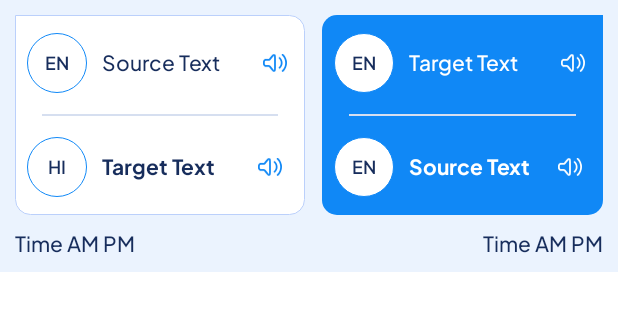
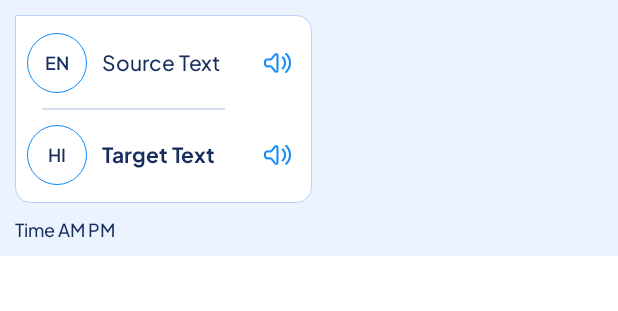
Before and after one commit to dnjprem/translator, an Android app: the layout item_view_conversation.xml on its own in the app's theme, with its tools: preview values and no code run, on a phone screen of 412 x 824 dp. Shown: the top 311 px of the screen. Run offline under Robolectric (Android 15) with nearby library versions, the light colour scheme and no system bars.

Commit message:
Completed Text to speech in conversation

```diff
--- a/app/src/main/java/com/google/mlkit/samples/nl/translate/java/activity/HistoryActivity.java
+++ b/app/src/main/java/com/google/mlkit/samples/nl/translate/java/activity/HistoryActivity.java
@@ -70,12 +70,12 @@ public class HistoryActivity extends AppCompatActivity {
             if (favoriteList.size() > 0) {
                 layout_background.setVisibility(View.GONE);
             }
-            adapter = new HistoryAdapter(helper, favoriteList);
+            adapter = new HistoryAdapter(helper, favoriteList, isFavoriteScreen);
         } else {
             if (histories.size() > 0) {
                 layout_background.setVisibility(View.GONE);
             }
-            adapter = new HistoryAdapter(helper, histories);
+            adapter = new HistoryAdapter(helper, histories, isFavoriteScreen);
         }
 
         history_rcv.setLayoutManager(new LinearLayoutManager(this, LinearLayoutManager.VERTICAL, false));
--- a/app/src/main/java/com/google/mlkit/samples/nl/translate/java/adapter/PhraseCategoryAdapter.java
+++ b/app/src/main/java/com/google/mlkit/samples/nl/translate/java/adapter/PhraseCategoryAdapter.java
@@ -124,6 +124,7 @@ public class PhraseCategoryAdapter extends RecyclerView.Adapter<PhraseCategoryAd
         holder.img_source_speak.setOnClickListener(view -> {
             if (item.isTranslated()) {
                 convertTextToSpeech.textToSpeak(item.getTargetText());
+//                new ConvertTextToSpeech(view.getContext(), targetCode, item.getTargetText());
             }
         });
     }
--- a/app/src/main/res/layout/item_view_conversation.xml
+++ b/app/src/main/res/layout/item_view_conversation.xml
@@ -1,13 +1,18 @@
 <?xml version="1.0" encoding="utf-8"?>
-<androidx.constraintlayout.widget.ConstraintLayout xmlns:android="http://schemas.android.com/apk/res/android"
+<FrameLayout xmlns:android="http://schemas.android.com/apk/res/android"
     xmlns:app="http://schemas.android.com/apk/res-auto"
-    xmlns:tools="http://schemas.android.com/tools"
     android:layout_width="match_parent"
     android:layout_height="wrap_content"
-    android:background="@color/colorPrimaryLight">
+    android:background="@color/colorPrimaryLight"
+    android:orientation="vertical">
 
     <LinearLayout
         android:id="@+id/layout_source"
+        android:layout_width="match_parent"
+        android:layout_height="wrap_content"
+        android:orientation="vertical">
+
+        <LinearLayout
             android:layout_width="wrap_content"
             android:layout_height="wrap_content"
             android:layout_marginStart="@dimen/normal_margin"
@@ -15,7 +20,7 @@
             android:layout_marginEnd="40dp"
             android:background="@drawable/drawable_rectangle_left_conversation"
             android:minWidth="150dip"
-        android:orientation="vertical"
+            android:orientation="horizontal"
             android:padding="8dp"
             app:layout_constraintEnd_toEndOf="parent"
             app:layout_constraintHorizontal_bias="0.0"
@@ -26,6 +31,12 @@
                 android:layout_width="wrap_content"
                 android:layout_height="wrap_content"
                 android:layout_marginVertical="4dp"
+                android:layout_marginEnd="40dp"
+                android:orientation="vertical">
+
+                <LinearLayout
+                    android:layout_width="wrap_content"
+                    android:layout_height="wrap_content"
                     android:gravity="center_vertical">
 
                     <TextView
@@ -44,18 +55,7 @@
                         android:layout_height="wrap_content"
                         android:layout_marginHorizontal="@dimen/normal_margin"
                         android:ellipsize="end"
-                android:maxLines="2"
-                android:text="Source Text" />
-
-            <ImageView
-                android:id="@+id/img_first_source_speak"
-                android:layout_width="24dp"
-                android:layout_height="24dp"
-                android:layout_gravity="end|center_vertical"
-                android:layout_marginStart="@dimen/high_margin"
-                android:padding="4dp"
-                android:src="@drawable/ic_volume"
-                app:tint="@color/colorPrimary" />
+                        android:text="Source Text " />
 
                 </LinearLayout>
 
@@ -69,7 +69,6 @@
                 <LinearLayout
                     android:layout_width="wrap_content"
                     android:layout_height="wrap_content"
-            android:layout_marginVertical="4dp"
                     android:gravity="center_vertical">
 
                     <TextView
@@ -88,16 +87,42 @@
                         android:layout_height="wrap_content"
                         android:layout_marginHorizontal="@dimen/normal_margin"
                         android:ellipsize="end"
-                android:maxLines="2"
-                android:text="Target Text" />
+
+                        android:text="Target Text " />
+
+                </LinearLayout>
+            </LinearLayout>
+
+            <LinearLayout
+                android:layout_width="wrap_content"
+                android:layout_height="match_parent"
+                android:layout_marginVertical="4dp"
+                android:layout_marginStart="-30dp"
+                android:gravity="center"
+                android:orientation="vertical">
+
+                <ImageView
+                    android:id="@+id/img_first_source_speak"
+                    android:layout_width="30dp"
+                    android:layout_height="30dp"
+                    android:layout_gravity="end|center_vertical"
+                    android:layout_weight="1"
+                    android:padding="6dp"
+                    android:src="@drawable/ic_volume"
+                    app:tint="@color/colorPrimary" />
+
+                <View
+                    android:layout_width="match_parent"
+                    android:layout_height="1dp"
+                    android:layout_gravity="center_horizontal"
+                    android:layout_margin="@dimen/normal_margin" />
 
                 <ImageView
                     android:id="@+id/img_first_target_speak"
-                android:layout_width="24dp"
-                android:layout_height="24dp"
-                android:layout_gravity="end|center_vertical"
-                android:layout_marginStart="@dimen/high_margin"
-                android:padding="4dp"
+                    android:layout_width="30dp"
+                    android:layout_height="30dp"
+                    android:layout_weight="1"
+                    android:padding="6dp"
                     android:src="@drawable/ic_volume"
                     app:tint="@color/colorPrimary" />
 
@@ -108,27 +133,34 @@
 
         <TextView
             android:id="@+id/text_source_time"
-        style="@style/ConversationSourceTextStyle"
+            style="@style/ConversationSourceTimeTextStyle"
             android:layout_width="wrap_content"
             android:layout_height="wrap_content"
             android:layout_marginVertical="@dimen/normal_margin"
             android:layout_marginStart="@dimen/normal_margin"
             android:text="Time AM PM"
             app:layout_constraintBottom_toBottomOf="parent"
-        app:layout_constraintStart_toStartOf="parent"
-        app:layout_constraintTop_toBottomOf="@+id/layout_source" />
+            app:layout_constraintStart_toStartOf="parent" />
 
+    </LinearLayout>
 
     <LinearLayout
         android:id="@+id/layout_target"
+        android:layout_width="match_parent"
+        android:layout_height="wrap_content"
+        android:orientation="vertical"
+        android:visibility="gone">
+
+        <LinearLayout
             android:layout_width="wrap_content"
             android:layout_height="wrap_content"
+            android:layout_gravity="end"
             android:layout_marginStart="40dp"
             android:layout_marginTop="@dimen/normal_margin"
             android:layout_marginEnd="@dimen/normal_margin"
             android:background="@drawable/drawable_rectangle_right_conversation"
             android:minWidth="150dp"
-        android:orientation="vertical"
+            android:orientation="horizontal"
             android:padding="8dp"
             app:layout_constraintEnd_toEndOf="parent"
             app:layout_constraintHorizontal_bias="1.0"
@@ -139,6 +171,12 @@
                 android:layout_width="wrap_content"
                 android:layout_height="wrap_content"
                 android:layout_marginVertical="4dp"
+                android:layout_marginEnd="40dp"
+                android:orientation="vertical">
+
+                <LinearLayout
+                    android:layout_width="wrap_content"
+                    android:layout_height="wrap_content"
                     android:gravity="center_vertical">
 
                     <TextView
@@ -158,18 +196,8 @@
                         android:layout_marginHorizontal="@dimen/normal_margin"
                         android:layout_marginStart="@dimen/normal_margin"
                         android:ellipsize="end"
-                android:maxLines="2"
+
                         android:text="Target Text" />
-
-            <ImageView
-                android:id="@+id/img_second_source_speak"
-                android:layout_width="24dp"
-                android:layout_height="24dp"
-                android:layout_gravity="end|center_vertical"
-                android:layout_marginStart="@dimen/high_margin"
-                android:padding="4dp"
-                android:src="@drawable/ic_volume"
-                app:tint="@color/white" />
 
                 </LinearLayout>
 
@@ -180,10 +208,10 @@
                     android:layout_margin="@dimen/normal_margin"
                     android:background="@color/setting_view" />
 
+
                 <LinearLayout
                     android:layout_width="wrap_content"
                     android:layout_height="wrap_content"
-            android:layout_marginVertical="4dp"
                     android:gravity="center_vertical">
 
                     <TextView
@@ -202,16 +230,44 @@
                         android:layout_height="wrap_content"
                         android:layout_marginStart="@dimen/normal_margin"
                         android:ellipsize="end"
-                android:maxLines="2"
+
                         android:text="Source Text" />
+
+                </LinearLayout>
+
+
+            </LinearLayout>
+
+
+            <LinearLayout
+                android:layout_width="wrap_content"
+                android:layout_height="match_parent"
+                android:layout_marginVertical="4dp"
+                android:layout_marginStart="-30dp"
+                android:gravity="center"
+                android:orientation="vertical">
+
+                <ImageView
+                    android:id="@+id/img_second_source_speak"
+                    android:layout_width="30dp"
+                    android:layout_height="30dp"
+                    android:layout_weight="1"
+                    android:padding="6dp"
+                    android:src="@drawable/ic_volume"
+                    app:tint="@color/white" />
+
+                <View
+                    android:layout_width="match_parent"
+                    android:layout_height="1dp"
+                    android:layout_margin="@dimen/normal_margin" />
+
 
                 <ImageView
                     android:id="@+id/img_second_target_speak"
-                android:layout_width="24dp"
-                android:layout_height="24dp"
-                android:layout_gravity="end|center_vertical"
-                android:layout_marginStart="@dimen/high_margin"
-                android:padding="4dp"
+                    android:layout_width="30dp"
+                    android:layout_height="30dp"
+                    android:layout_weight="1"
+                    android:padding="6dp"
                     android:src="@drawable/ic_volume"
                     app:tint="@color/white" />
 
@@ -222,15 +278,16 @@
 
         <TextView
             android:id="@+id/text_target_time"
-        style="@style/ConversationSourceTextStyle"
+            style="@style/ConversationSourceTimeTextStyle"
             android:layout_width="wrap_content"
             android:layout_height="wrap_content"
+            android:layout_gravity="end"
             android:layout_marginVertical="@dimen/normal_margin"
             android:layout_marginEnd="@dimen/normal_margin"
             android:text="Time AM PM"
             app:layout_constraintBottom_toBottomOf="parent"
-        app:layout_constraintEnd_toEndOf="parent"
-        app:layout_constraintTop_toBottomOf="@+id/layout_target" />
+            app:layout_constraintEnd_toEndOf="parent" />
 
+    </LinearLayout>
 
-</androidx.constraintlayout.widget.ConstraintLayout>
+</FrameLayout>
--- a/app/src/main/res/values/styles.xml
+++ b/app/src/main/res/values/styles.xml
@@ -108,6 +108,12 @@
         <item name="android:includeFontPadding">false</item>
         <item name="android:textSize">14sp</item>
     </style>
+    <style name="ConversationSourceTimeTextStyle">
+        <item name="fontFamily">@font/plus_jakarta_sans_medium</item>
+        <item name="android:textColor">@color/colorThirdDark</item>
+        <item name="android:includeFontPadding">false</item>
+        <item name="android:textSize">12sp</item>
+    </style>
 
     <style name="ConversationTargetTextStyle">
         <item name="fontFamily">@font/plus_jakarta_sans_bold</item>
```
Also changed, not shown: app/src/main/AndroidManifest.xml (+3 -9 lines), app/src/main/java/com/google/mlkit/samples/nl/translate/java/activity/TimePassVoiceActivity.java (deleted, +0 -78 lines), app/src/main/java/com/google/mlkit/samples/nl/translate/java/adapter/ConversationAdapter.java (+39 -1 lines), app/src/main/java/com/google/mlkit/samples/nl/translate/java/adapter/HistoryAdapter.java (+24 -7 lines), app/src/main/java/com/google/mlkit/samples/nl/translate/java/utils/ConvertConversationTextToSpeech.java (added, +66 -0 lines), app/src/main/java/com/google/mlkit/samples/nl/translate/java/utils/GeneralPreference.java (+10 -0 lines), app/src/main/res/layout/activity_time_pass_voice.xml (deleted, +0 -80 lines), 1 other file. Lines whose indentation alone changed are shown as unchanged.
